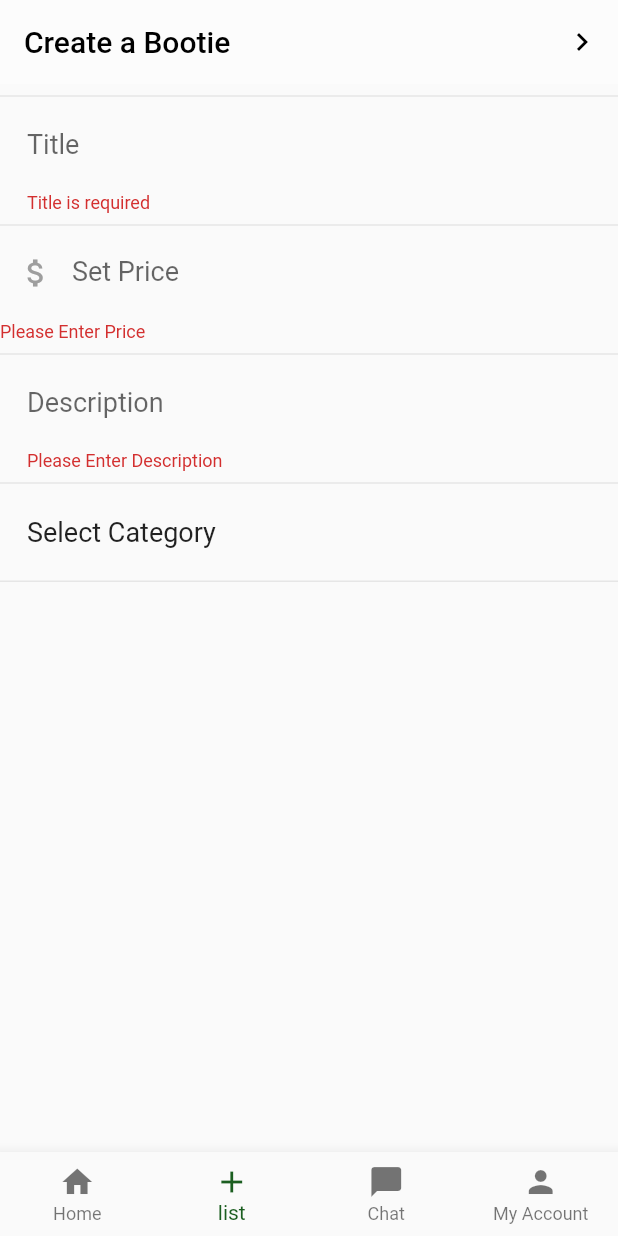
After one commit to SpoonJoon/hackathon2021, a Flutter app: the screen it shows once a user with an empty profile is signed in, item 2 of the bottom bar chosen, on a phone screen of 412 x 824 dp. The commit adds this screen. Run offline on Flutter 3.47's test engine with Material 2 defaults, Android fonts, the phone set to English and light mode, and no system bars; our stand-ins replace cloud_firestore, firebase_auth, firebase_core, firebase_storage; accounts and stored records are empty.

Commit message:
Added Pages, improved login

```diff
--- a/hackathon/lib/Home.dart
+++ b/hackathon/lib/Home.dart
@@ -1,5 +1,10 @@
 import 'package:firebase_auth/firebase_auth.dart';
 import 'package:flutter/material.dart';
+import 'package:hackathon/Listing.dart';
+import 'package:hackathon/pages/ChatPage.dart';
+import 'package:hackathon/pages/ListingPage.dart';
+import 'package:hackathon/pages/MainPage.dart';
+import 'package:hackathon/pages/UserPage.dart';
 
 class Home extends StatefulWidget {
   @override
@@ -7,22 +12,49 @@ class Home extends StatefulWidget {
 }
 
 class _HomeState extends State<Home> {
+  int _currentIndex=0;
+  final _children = [MainPage(), ListingPage(), ChatPage(), UserPage()];
 
-  _logout() async{
-    await FirebaseAuth.instance.signOut();
+  //Widgets
+  _bottomNavigationBar(){
+    return BottomNavigationBar(
+        type: BottomNavigationBarType.fixed,
+        selectedItemColor: Colors.green[900],
+        onTap:_onTap,
+        currentIndex: _currentIndex,
+        items: [
+          BottomNavigationBarItem(
+            icon: Icon(Icons.home),
+            title: Text('Home'),
+          ),
+          BottomNavigationBarItem(
+              icon: Icon(Icons.add),
+              title: Text('list')
+          ),
+          BottomNavigationBarItem(
+              icon: Icon(Icons.chat_bubble),
+              title: Text('Chat')
+          ),
+          BottomNavigationBarItem(
+            icon: Icon(Icons.person),
+            title: Text('My Account'),
+          ),
+        ]
+    );
+  }
+
+  //functions
+  _onTap(int index) {
+    setState(() {
+      _currentIndex = index;
+    });
   }
 
   @override
   Widget build(BuildContext context) {
     return Scaffold(
-      body: Column(
-        children: <Widget>[
-          FlatButton(
-            child: Text('logout'),
-            onPressed: _logout,
-          )
-        ],
-      ),
+      body: _children[_currentIndex],
+      bottomNavigationBar: _bottomNavigationBar(),
     );
   }
 }
--- /dev/null
+++ b/hackathon/lib/Listing.dart
@@ -0,0 +1,37 @@
+import 'package:cloud_firestore/cloud_firestore.dart';
+import 'package:flutter/material.dart';
+
+class Listing{
+  String id;
+  String title;
+  String category;
+  String content;
+  double price;
+  List image;
+  Timestamp createdAt;
+
+  Listing();
+
+  Listing.fromMap(Map<String, dynamic> data){
+    id = data['id'];
+    title = data['name'];
+    category = data['category'];
+    content = data['content'];
+    price = data['price'];
+    image = data['image'];
+
+    createdAt = data['createdAt'];
+  }
+
+  Map<String, dynamic> toMap(){
+    return{
+      'id' : id,
+      'title' : title,
+      'category' : category,
+      'content' : content,
+      'price' : price,
+      'image' : image,
+      'createdAt' : createdAt,
+    };
+  }
+}
--- a/hackathon/lib/Login.dart
+++ b/hackathon/lib/Login.dart
@@ -41,7 +41,7 @@ class SignUpPage extends StatelessWidget {
                     labelText: "Password",
                   ),
                   validator:  (val){
-                    return val.length < 6 ? "6자 이상의 비밀번호를 입력해주세요." : null;
+                    return val.length < 6 ? "Please enter password." : null;
                   },
                 ),
                 Container(
--- /dev/null
+++ b/hackathon/lib/pages/ChatPage.dart
@@ -0,0 +1,8 @@
+import 'package:flutter/material.dart';
+
+class ChatPage extends StatelessWidget {
+  @override
+  Widget build(BuildContext context) {
+    return Container();
+  }
+}
--- /dev/null
+++ b/hackathon/lib/pages/ListingPage.dart
@@ -0,0 +1,140 @@
+import 'package:cloud_firestore/cloud_firestore.dart';
+import 'package:firebase_storage/firebase_storage.dart';
+import 'package:flutter/material.dart';
+
+import '../Listing.dart';
+
+class ListingPage extends StatefulWidget {
+  @override
+  _ListingPageState createState() => _ListingPageState();
+}
+
+class _ListingPageState extends State<ListingPage> {
+  final GlobalKey<FormState> _formKey = GlobalKey<FormState>();
+  TextEditingController _titleController = TextEditingController();
+  TextEditingController _contentController = TextEditingController();
+  TextEditingController _priceController = TextEditingController();
+  Listing _currentListing;
+  //File _image;
+  DocumentReference listingRef = FirebaseFirestore.instance.collection("Listing").doc();
+
+  @override
+  Widget build(BuildContext context) {
+    Size size = MediaQuery
+        .of(context)
+        .size;
+
+    return Scaffold(
+        appBar: AppBar(
+          title: Text(
+            'Create a Bootie',
+            style: TextStyle(color: Colors.black),
+          ),
+          backgroundColor: Colors.white30,
+          elevation: 0,
+          actions: <Widget>[
+            IconButton(
+              icon: Icon(Icons.chevron_right),
+              color: Colors.black,
+              onPressed: () {
+                //saveImages(_imageFileList, listingRef);
+                //_uploadListing(_currentListing);
+                //Navigator.push(context, SlideLeftRoute(page: AddLabel(_imageFileList)));
+              },
+            )
+          ],
+        ),
+        body: SingleChildScrollView(
+          child: Form(
+            key: _formKey,
+            autovalidate: true,
+            child: Column(children: <Widget>[
+              Divider(),
+              Padding(
+                padding: EdgeInsets.only(right: 18, left: 18),
+                child: TextFormField(
+                  style: TextStyle(fontSize: 18),
+                  decoration: InputDecoration(
+                      focusColor: Colors.black,
+                      hintText: 'Title',
+                      hintStyle: TextStyle(fontSize: 18),
+                      border: InputBorder.none),
+                  controller: _titleController,
+                  validator: (String value) {
+                    if (value.isEmpty)
+                      return 'Title is required';
+                    return null;
+                  },
+                  onSaved: (String value){
+                    _currentListing.title = value;
+                  },
+                ),
+              ),
+              Divider(),
+              Padding(
+                padding: EdgeInsets.only(left: 0, right: 18),
+                child: TextFormField(
+                  keyboardType: TextInputType.number,
+                  maxLines: null,
+                  style: TextStyle(fontSize: 18),
+                  decoration: InputDecoration(
+                      prefixIcon: Icon(
+                        Icons.attach_money,
+                        color: Colors.grey,
+                      ),
+                      hintText: "Set Price",
+                      hintStyle: TextStyle(fontSize: 18),
+                      border: InputBorder.none,
+                      focusedBorder: InputBorder.none),
+                  controller: _priceController,
+                  validator: (String value) {
+                    if (value.isEmpty)
+                      return 'Please Enter Price';
+                    return null;
+                  },
+                  onSaved: (String value){
+                    _currentListing.price = double.parse(value);
+                  },
+                ),
+              ),
+              Divider(),
+              Padding(
+                padding: EdgeInsets.only(left: 18, right: 18),
+                child: TextFormField(
+                  keyboardType: TextInputType.multiline,
+                  maxLines: null,
+                  style: TextStyle(fontSize: 18),
+                  decoration: InputDecoration(
+                      hintText: 'Description',
+                      hintStyle: TextStyle(fontSize: 18),
+                      border: InputBorder.none,
+                      focusedBorder: InputBorder.none),
+                  controller: _contentController,
+                  validator: (String value) {
+                    if (value.isEmpty)
+                      return 'Please Enter Description';
+                    return null;
+                  },
+                  onSaved: (String value){
+                    _currentListing.content = value;
+                  },
+                ),
+              ),
+              Divider(),
+              Padding(
+                  padding: EdgeInsets.only(left: 18, right: 18),
+                  child: Container(
+                    height: size.height * 0.06,
+                    alignment: Alignment.centerLeft,
+                    child: Text(
+                      'Select Category',
+                      style: TextStyle(fontSize: 18),
+                    ),
+                  )),
+              Divider(),
+            ]),
+          ),
+        ));
+  }
+
+}
--- /dev/null
+++ b/hackathon/lib/pages/MainPage.dart
@@ -0,0 +1,13 @@
+import 'package:flutter/material.dart';
+
+class MainPage extends StatefulWidget {
+  @override
+  _MainPageState createState() => _MainPageState();
+}
+
+class _MainPageState extends State<MainPage> {
+  @override
+  Widget build(BuildContext context) {
+    return Center(child: Container(child: Text('mainpage'),));
+  }
+}
--- /dev/null
+++ b/hackathon/lib/pages/UserPage.dart
@@ -0,0 +1,24 @@
+import 'package:firebase_auth/firebase_auth.dart';
+import 'package:flutter/material.dart';
+
+class UserPage extends StatelessWidget {
+
+
+  _logout() async{
+    await FirebaseAuth.instance.signOut();
+  }
+
+
+  @override
+  Widget build(BuildContext context) {
+    return Scaffold(
+      body: Center(
+        child: Column(
+          children: <Widget>[
+            FlatButton(onPressed: _logout, child: Text('Log Out'))
+          ],
+        ),
+      ),
+    );
+  }
+}
```
Also changed, not shown: hackathon/pubspec.yaml (+6 -2 lines), hackathon/pubspec.lock, 1 other file.
